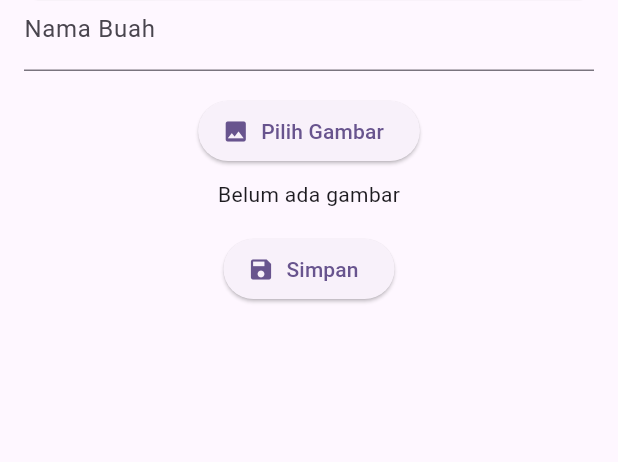
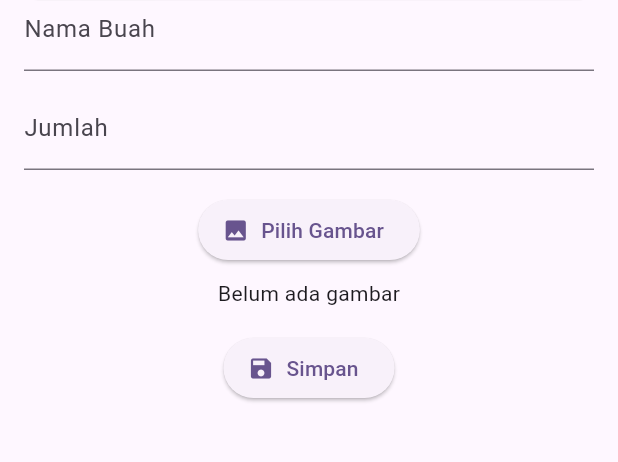
Before and after one commit to Firdaa-code57/project_uas_grup, a Flutter app: the BuahFormPage screen opened by its route, after a tap on "Simpan", on a phone screen of 412 x 824 dp, the part 121-583 px from its top. Run offline on Flutter 3.47's test engine with Material 3 defaults, Android fonts, the phone set to English and light mode, and no system bars; our stand-ins replace get, image_picker, supabase_flutter; accounts and stored records are empty.

```diff
--- a/lib/app/controllers/auth_controller.dart
+++ b/lib/app/controllers/auth_controller.dart
@@ -14,7 +14,7 @@ class AuthController extends GetxController {
 
       if (res.user != null) {
         Get.snackbar('Sukses', 'Login berhasil');
-        Get.offAllNamed('/buah');
+        Get.offAllNamed('/home');
         // Arahkan ke halaman home nanti
       }
     } catch (e) {
--- a/lib/app/models/buah_model.dart
+++ b/lib/app/models/buah_model.dart
@@ -3,18 +3,25 @@ class Buah {
   final String id;
   final String nama;
   final String gambarUrl;
+  final int? jumlah;
 
-  Buah({required this.id, required this.nama, required this.gambarUrl});
+  Buah({
+    required this.id,
+    required this.nama,
+    required this.gambarUrl,
+    required this.jumlah,
+  });
 
   factory Buah.fromJson(Map<String, dynamic> json) {
     return Buah(
       id: json['id'],
       nama: json['nama'],
       gambarUrl: json['gambar_url'] ?? '',
+      jumlah: json['jumlah'],
     );
   }
 
   Map<String, dynamic> toJson() {
-    return {'id': id, 'nama': nama, 'gambar_url': gambarUrl};
+    return {'id': id, 'nama': nama, 'gambar_url': gambarUrl, 'jumlah': jumlah};
   }
 }
--- a/lib/app/views/buah_form_page.dart
+++ b/lib/app/views/buah_form_page.dart
@@ -17,6 +17,7 @@ class BuahFormPage extends StatefulWidget {
 
 class _BuahFormPageState extends State<BuahFormPage> {
   final _namaController = TextEditingController();
+  final _jumlahController = TextEditingController();
   File? _image;
   final _picker = ImagePicker();
   final buahController = Get.find<BuahController>();
@@ -26,6 +27,7 @@ class _BuahFormPageState extends State<BuahFormPage> {
     super.initState();
     if (widget.buah != null) {
       _namaController.text = widget.buah!.nama;
+      _jumlahController.text = (widget.buah!.jumlah ?? 0).toString();
     }
   }
 
@@ -40,16 +42,22 @@ class _BuahFormPageState extends State<BuahFormPage> {
 
   Future<void> _saveBuah() async {
     final nama = _namaController.text.trim();
+    final jumlah = int.tryParse(_jumlahController.text.trim()) ?? 0;
 
     if (nama.isEmpty) {
       Get.snackbar('Error', 'Nama buah harus diisi');
       return;
     }
 
+    if (jumlah <= 0) {
+      Get.snackbar('Error', 'jumlah buah harus lebih besar dari 0');
+      return;
+    }
+
     if (widget.buah == null) {
       // TAMBAH
       buahController.selectedImage.value = _image;
-      await buahController.tambahBuah(nama);
+      await buahController.tambahBuah(nama, jumlah);
     } else {
       // EDIT
       String? gambarUrl;
@@ -58,7 +66,7 @@ class _BuahFormPageState extends State<BuahFormPage> {
       } else {
         gambarUrl = widget.buah!.gambarUrl;
       }
-      await buahController.updateBuah(widget.buah!.id, nama, gambarUrl);
+      await buahController.updateBuah(widget.buah!.id, nama, gambarUrl, jumlah);
     }
 
     await buahController.fetchBuah();
@@ -78,6 +86,12 @@ class _BuahFormPageState extends State<BuahFormPage> {
               controller: _namaController,
               decoration: const InputDecoration(labelText: 'Nama Buah'),
             ),
+            const SizedBox(height: 10),
+            TextField(
+              controller: _jumlahController,
+              decoration: const InputDecoration(labelText: 'Jumlah'),
+            ),
+
             const SizedBox(height: 16),
             ElevatedButton.icon(
               onPressed: _pickImage,
--- a/lib/app/views/buah_list_page.dart
+++ b/lib/app/views/buah_list_page.dart
@@ -30,6 +30,7 @@ class BuahListPage extends StatelessWidget {
                         )
                         : Icon(Icons.image_not_supported),
                 title: Text(buah.nama),
+                subtitle: Text("pcs ${buah.jumlah ?? 0}"),
 
                 // Tambahkan tombol edit dan hapus di sini
                 trailing: Row(
--- a/lib/main.dart
+++ b/lib/main.dart
@@ -1,6 +1,5 @@
 import 'package:flutter/material.dart';
 import 'package:get/get.dart';
-import 'package:project_uas_grup/app/controllers/buah_controller.dart';
 import 'package:supabase_flutter/supabase_flutter.dart';
 import 'app/routes/app_pages.dart';
 
```
Also changed, not shown: lib/app/controllers/buah_controller.dart (+9 -3 lines).
